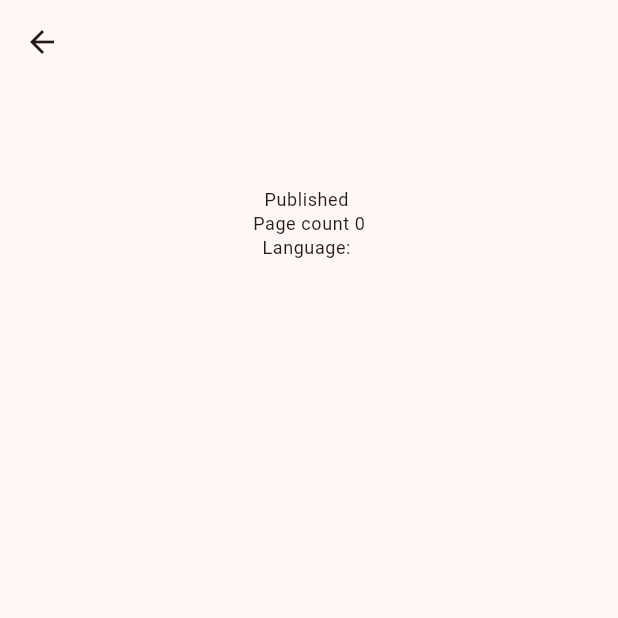
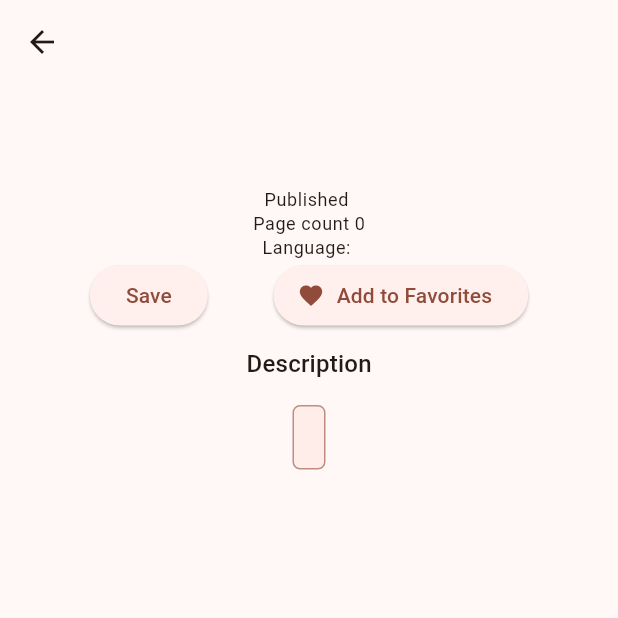
Before and after one commit to do5-5anto5/reader_tracker, a Flutter app: the BookDetailsScreen screen opened directly with empty values, on a phone screen of 412 x 824 dp, the top half of it. Run offline on Flutter 3.47's test engine with Material 3 defaults, Android fonts, the phone set to English and light mode, and no system bars.

Commit message:
Feature/Refactor: Add titles to details

```diff
--- a/lib/pages/book_details.dart
+++ b/lib/pages/book_details.dart
@@ -25,6 +25,7 @@ class _BookDetailsScreenState extends State<BookDetailsScreen> {
           child: Padding(
             padding: EdgeInsets.all(16),
             child: Column(
+              mainAxisAlignment: MainAxisAlignment.center,
               children: [
                 if (book.imageLinks.isNotEmpty)
                   Padding(
@@ -35,6 +36,7 @@ class _BookDetailsScreenState extends State<BookDetailsScreen> {
                     ),
                   ),
                 Column(
+                  mainAxisAlignment: MainAxisAlignment.center,
                   children: [
                     Text(
                       book.title,
@@ -58,6 +60,39 @@ class _BookDetailsScreenState extends State<BookDetailsScreen> {
                       'Language: ${book.language}',
                       style: textTheme.bodySmall,
                     ),
+                    Row(
+                      mainAxisAlignment: MainAxisAlignment.spaceEvenly,
+                      children: [
+                        ElevatedButton(
+                          onPressed: () {},
+                          child: const Text('Save'),
+                        ),
+                        ElevatedButton.icon(
+                          onPressed: () {},
+                          icon: Icon(Icons.favorite),
+                          label: const Text('Add to Favorites'),
+                        ),
+                      ],
+                    ),
+                    SizedBox(height: 10),
+                    Text('Description', style: textTheme.titleMedium),
+                    SizedBox(height: 5),
+                    Container(
+                      margin: EdgeInsets.all(10),
+                      padding: EdgeInsets.all(10),
+                      decoration: BoxDecoration(
+                        border: Border.all(
+                          color: Theme.of(
+                            context,
+                          ).colorScheme.primary.withAlpha(150),
+                        ),
+                        borderRadius: BorderRadius.circular(5),
+                        color: Theme.of(
+                          context,
+                        ).colorScheme.inversePrimary.withAlpha(40),
+                      ),
+                      child: Text(book.description),
+                    ),
                   ],
                 ),
               ],
```
